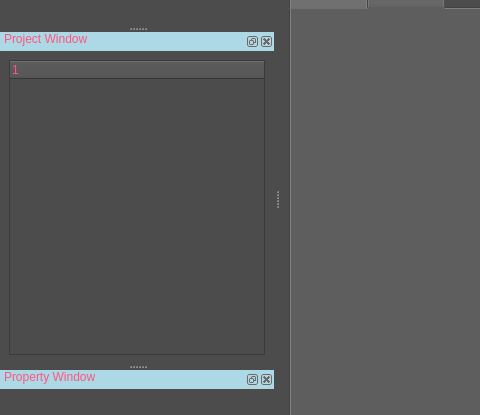
Qt form mainForm.ui (Ezapiyallp/Ezapiya-IDE) before a commit; both pictures show x 0 to 480 and y 88 to 503 of the 802 by 773 pixel window.
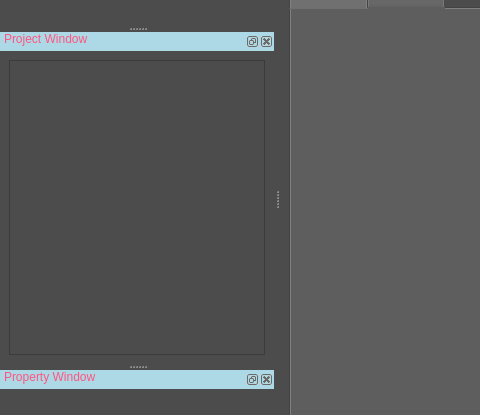
The same form after that commit. Icons and pictures are not drawn.

The edit to the form file:
```diff
--- a/mainForm.ui
+++ b/mainForm.ui
@@ -722,7 +722,12 @@
    <widget class="QWidget" name="dockWidgetContents_project">
     <layout class="QVBoxLayout" name="verticalLayout_3">
      <item>
-      <widget class="QTreeWidget" name="treeWidget"/>
+      <widget class="QTreeView" name="treeView">
+       <property name="styleSheet">
+        <string notr="true">color: rgb(255, 255, 255);
+font: italic 14pt &quot;Arial&quot;;</string>
+       </property>
+      </widget>
      </item>
     </layout>
    </widget>
```
